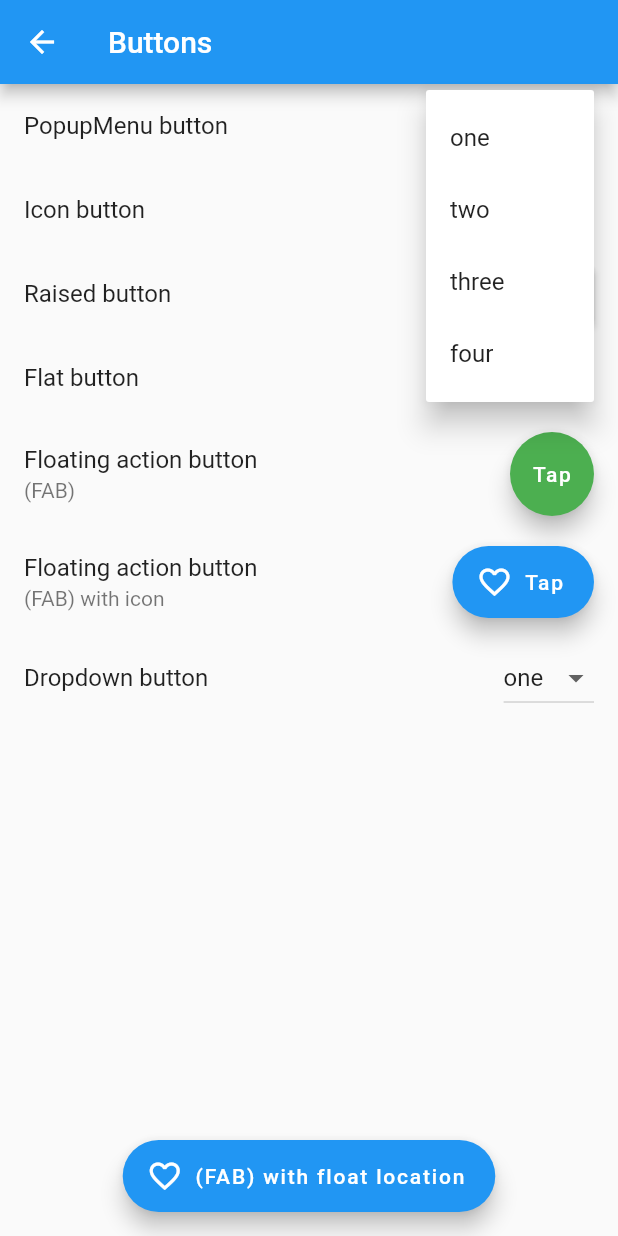
After one commit to Goolpe/flutter_simple, a Flutter app: the ExampleButtons screen opened directly, after a tap on the "more vert" icon, on a phone screen of 412 x 824 dp. The commit adds this screen. Run offline on Flutter 3.47's test engine with Material 2 defaults, Android fonts, the phone set to English and light mode, and no system bars.

Commit message:
add buttons screen

```diff
--- a/lib/examples/home.dart
+++ b/lib/examples/home.dart
@@ -11,6 +11,7 @@ import 'package:flutter_simple/examples/navigation/exampleBottomNavigationBar.da
 import 'package:flutter_simple/examples/navigation/exampleTopTabBar.dart';
 
 import 'package:flutter_simple/examples/other/exampleScrollPhysics.dart';
+import 'package:flutter_simple/examples/other/exampleButtons.dart';
 
 class Home extends StatelessWidget{
 
@@ -27,7 +28,8 @@ class Home extends StatelessWidget{
     ["GridView",  ExampleGridView(), Icons.view_module],
     ["SliverView",  ExampleSliverList(), Icons.view_module],
     ["Other"],
-    ["ScrollPhysics",  ExampleScrollPhysics(), Icons.touch_app]
+    ["ScrollPhysics",  ExampleScrollPhysics(), Icons.touch_app],
+    ["Buttons",  ExampleButtons(), Icons.crop_16_9]
   ];
 
   @override
--- /dev/null
+++ b/lib/examples/other/exampleButtons.dart
@@ -0,0 +1,149 @@
+import 'package:flutter/material.dart';
+
+class ExampleButtons extends StatelessWidget{
+
+  final String _selectedValue = 'one';
+
+  @override
+  Widget build(BuildContext context){
+    return Scaffold(
+      appBar: AppBar(
+        title: Text('Buttons'),
+        actions: <Widget>[
+          //uncomment to add popupmenu in appbar
+          // PopupMenuButton<int>(
+          //   onSelected: (int result) {
+          //   },
+          //   itemBuilder: (BuildContext context) => <PopupMenuEntry<int>>[
+          //     PopupMenuItem<int>(
+          //       value: 0,
+          //       child: Text('one'),
+          //     ),
+          //     PopupMenuItem<int>(
+          //       value: 1,
+          //       child: Text('two'),
+          //     ),
+          //     PopupMenuItem<int>(
+          //       value: 2,
+          //       child: Text('four'),
+          //     ),
+          //     PopupMenuItem<int>(
+          //       value: 3,
+          //       child: Text('five'),
+          //     ),
+          //   ],
+          // )
+        ]
+      ),
+      body: ListView(
+        children: <Widget>[
+
+          //popupmenu button
+          ListTile(
+            trailing: PopupMenuButton<int>(
+              onSelected: (int result) {
+              },
+              itemBuilder: (BuildContext context) => <PopupMenuEntry<int>>[
+                PopupMenuItem<int>(
+                  value: 0,
+                  child: Text('one'),
+                ),
+                PopupMenuItem<int>(
+                  value: 1,
+                  child: Text('two'),
+                ),
+                PopupMenuItem<int>(
+                  value: 2,
+                  child: Text('three'),
+                ),
+                PopupMenuItem<int>(
+                  value: 3,
+                  child: Text('four'),
+                ),
+              ],
+            ),
+            title: Text('PopupMenu button'),
+          ),
+
+          //icon button
+          ListTile(
+            trailing: IconButton(
+              color: Colors.red,
+              icon: Icon(Icons.favorite),
+              onPressed: (){},
+            ),
+            title: Text('Icon button'),
+          ),
+
+          //raised button
+          ListTile(
+            trailing: RaisedButton(
+              color: Colors.orange,
+              child: Icon(Icons.favorite, color: Colors.red),
+              onPressed: (){},
+            ),
+            title: Text('Raised button'),
+          ),
+
+          //flat button
+          ListTile(
+            trailing: FlatButton(
+              child: Text('Tap'),
+              onPressed: (){},
+            ),
+            title: Text('Flat button'),
+          ),
+
+          //FAB button
+          ListTile(
+            trailing: FloatingActionButton(
+              //important if several FAB
+              heroTag: "btn1",
+              backgroundColor: Colors.green,
+              child: Text('Tap'),
+              onPressed: (){},
+            ),
+            title: Text('Floating action button'),
+            subtitle: Text('(FAB)'),
+          ),
+
+          //FAB button
+          ListTile(
+            trailing: FloatingActionButton.extended(
+              //important if several FAB
+              heroTag: "btn2",
+              icon: Icon(Icons.favorite_border),
+              label: Text('Tap'),
+              onPressed: (){},
+            ),
+            title: Text('Floating action button'),
+            subtitle: Text('(FAB) with icon'),
+          ),
+
+          //dropdown button
+          ListTile(
+            trailing: DropdownButton<String>(
+              items: <String>['one', 'two', 'three'].map((String value){
+                return DropdownMenuItem<String>(
+                  value: value,
+                  child: Text(value),
+                );
+              }).toList(),
+              value: _selectedValue,
+              onChanged: (_){},
+            ),
+            title: Text('Dropdown button'),
+          )
+        ],
+      ),
+      floatingActionButton: FloatingActionButton.extended(
+        //important if several FAB
+        heroTag: "btn3",
+        icon: Icon(Icons.favorite_border),
+        label: Text('(FAB) with float location'),
+        onPressed: (){},
+      ),
+      floatingActionButtonLocation: FloatingActionButtonLocation.centerFloat,
+    );
+  }
+}
```
Also changed, not shown: 1 other file.
